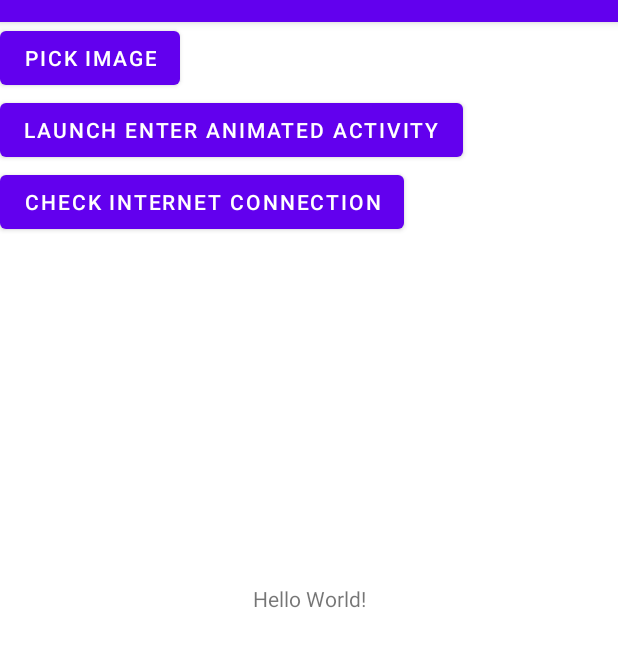
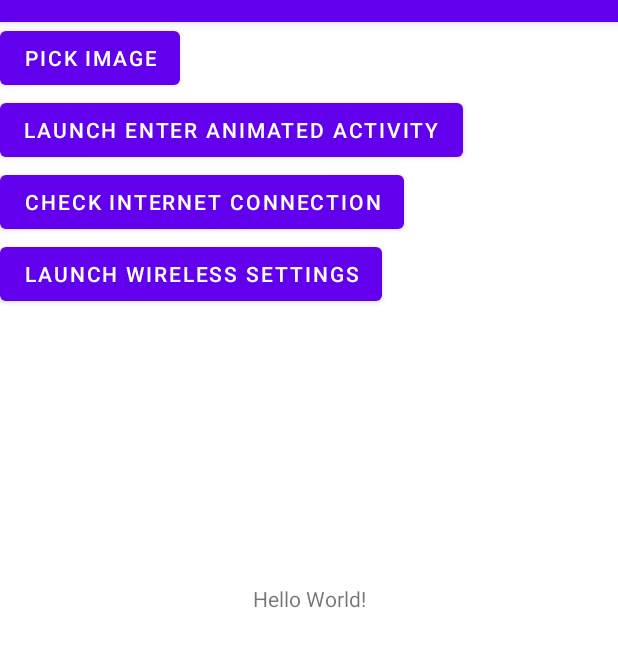
Before and after one commit to ankitbatra11/wheelie, an Android app: the screen it shows after launch (MainActivity), on a phone screen of 412 x 824 dp, the part 62-729 px from its top. Run offline under Robolectric (Android 15) with nearby library versions, the phone set to English and light mode, and no system bars; our stand-ins replace Timber; 1 statement that could not run was skipped.

Commit message:
added method for creating wireless settings intent

```diff
--- a/app/src/main/java/com/abatra/android/wheelie/demo/MainActivity.java
+++ b/app/src/main/java/com/abatra/android/wheelie/demo/MainActivity.java
@@ -17,6 +17,7 @@ import com.abatra.android.wheelie.media.picker.PickMediaCount;
 import com.abatra.android.wheelie.media.picker.PickMediaRequest;
 import com.abatra.android.wheelie.media.picker.PickableMediaType;
 import com.abatra.android.wheelie.network.InternetConnectionObserver;
+import com.abatra.android.wheelie.util.IntentFactory;
 import com.google.android.material.snackbar.Snackbar;
 
 import timber.log.Timber;
@@ -63,6 +64,11 @@ public class MainActivity extends AppCompatActivity implements ActivityResultReg
             String message = String.valueOf(connectionObserver.isConnectedToInternet());
             Snackbar.make(v, message, Snackbar.LENGTH_SHORT).show();
         });
+
+        binding.launchWirelessSettingsBtn.setOnClickListener(v -> {
+            Context context = v.getContext();
+            context.startActivity(IntentFactory.createWirelessSettingsScreenIntent(context));
+        });
     }
 
     @Override
--- a/app/src/main/res/layout/activity_main.xml
+++ b/app/src/main/res/layout/activity_main.xml
@@ -31,6 +31,14 @@
         app:layout_constraintStart_toStartOf="parent"
         app:layout_constraintTop_toBottomOf="@id/launch_enter_animated_screen" />
 
+    <com.google.android.material.button.MaterialButton
+        android:id="@+id/launch_wireless_settings_btn"
+        android:layout_width="wrap_content"
+        android:layout_height="wrap_content"
+        android:text="@string/launch_wireless_settings"
+        app:layout_constraintStart_toStartOf="parent"
+        app:layout_constraintTop_toBottomOf="@id/check_internet_connection_btn" />
+
     <TextView
         android:layout_width="wrap_content"
         android:layout_height="wrap_content"
--- a/app/src/main/res/values/strings.xml
+++ b/app/src/main/res/values/strings.xml
@@ -4,4 +4,5 @@
     <string name="launch_enter_animated_activity">Launch enter animated activity</string>
     <string name="enter_animated_activity">Enter animated activity</string>
     <string name="check_internet_connection">Check internet connection</string>
+    <string name="launch_wireless_settings">Launch Wireless Settings</string>
 </resources>
```
Also changed, not shown: wheelie/src/main/java/com/abatra/android/wheelie/util/IntentFactory.java (+8 -0 lines).
